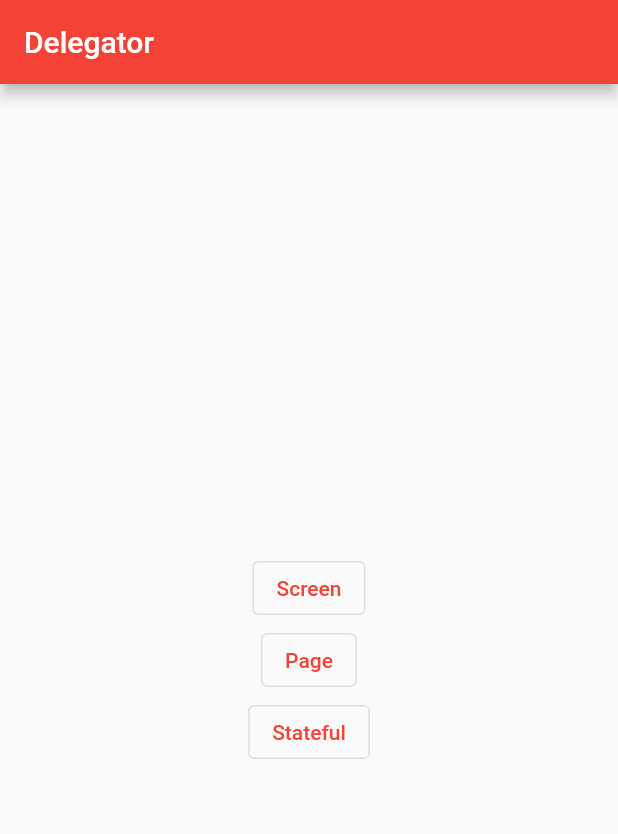
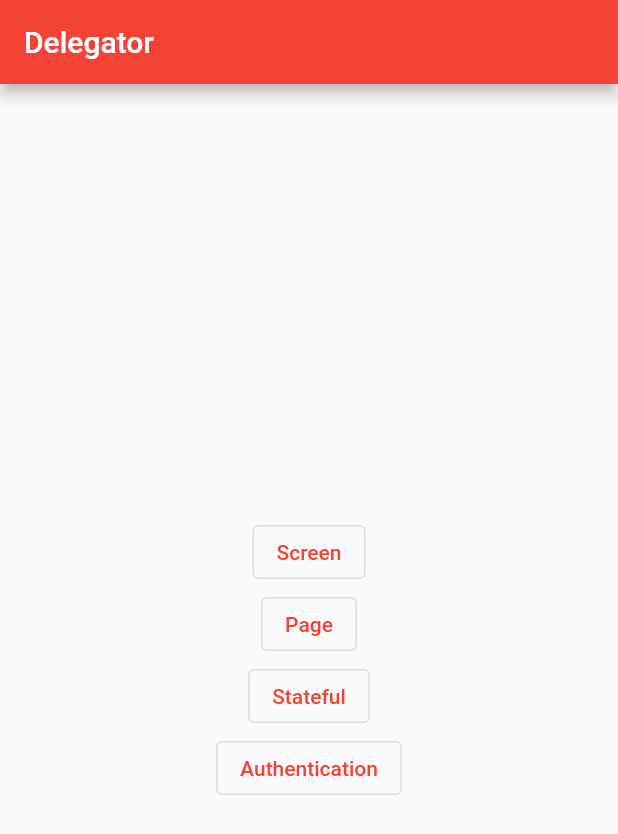
Before and after one commit to code1iners/hello-basic-flutter, a Flutter app: the screen it shows after launch, on a phone screen of 412 x 824 dp. Shown: the top 834 px of the screen. Run offline on Flutter 3.47's test engine with Material 2 defaults, Android fonts, the phone set to English and light mode, and no system bars; our stand-ins replace fluttertoast.

Commit message:
Added authentication example.

```diff
--- a/lib/Delegator.dart
+++ b/lib/Delegator.dart
@@ -29,6 +29,12 @@ class Delegator extends StatelessWidget {
                 Navigator.pushNamed(context, '/state');
               },
             ),
+            OutlinedButton(
+              child: Text('Authentication'),
+              onPressed: () {
+                Navigator.pushNamed(context, '/auth');
+              },
+            ),
           ],
         ),
       ),
--- a/lib/main.dart
+++ b/lib/main.dart
@@ -1,5 +1,6 @@
 import 'package:flutter/material.dart';
 import 'package:hello_menu_icon/Delegator.dart';
+import 'package:hello_menu_icon/auth/auth.dart';
 import 'package:hello_menu_icon/navigator/PageOne.dart';
 import 'package:hello_menu_icon/navigator/PageTwo.dart';
 import 'package:hello_menu_icon/navigator/ScreenA.dart';
@@ -28,6 +29,7 @@ class MyApp extends StatelessWidget {
         '/page/1': (context) => PageOne(),
         '/page/2': (context) => PageTwo(),
         '/state': (context) => StateFulWidgetExample(),
+        '/auth': (context) => AuthenticationExam(),
       },
       debugShowCheckedModeBanner: false,
     );
```
Also changed, not shown: lib/auth/auth.dart (added, +22 -0 lines).
